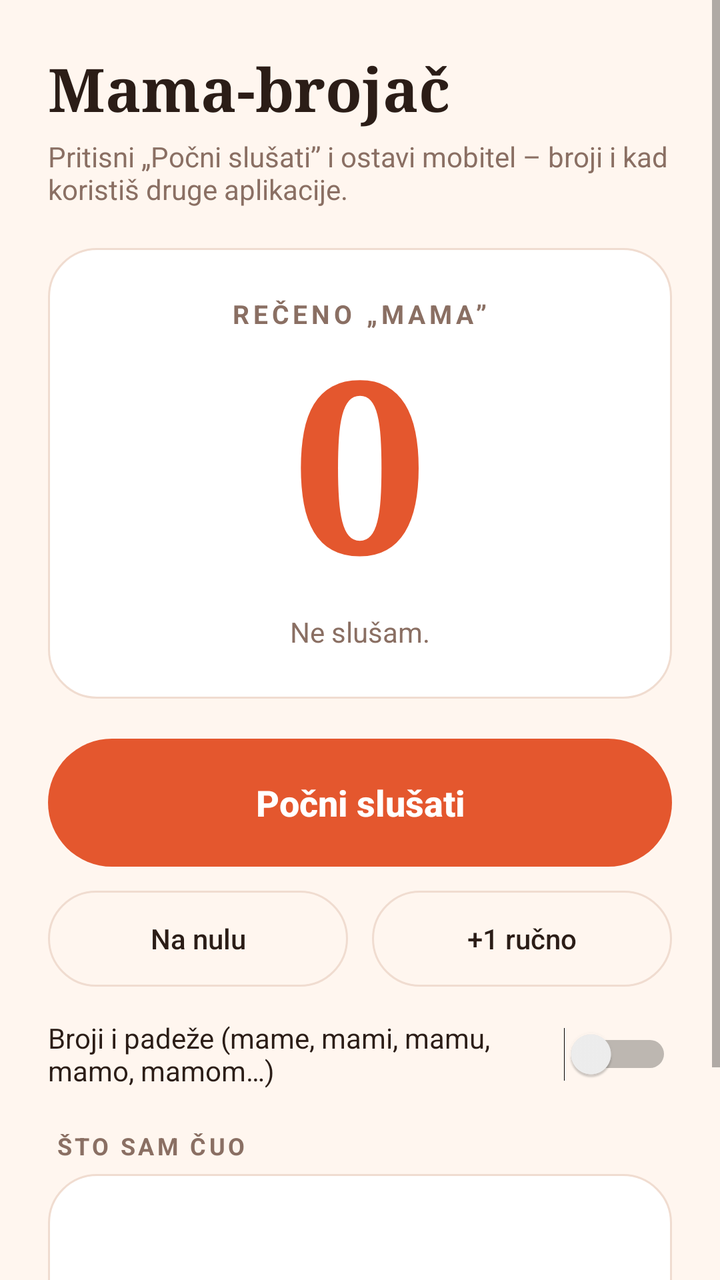
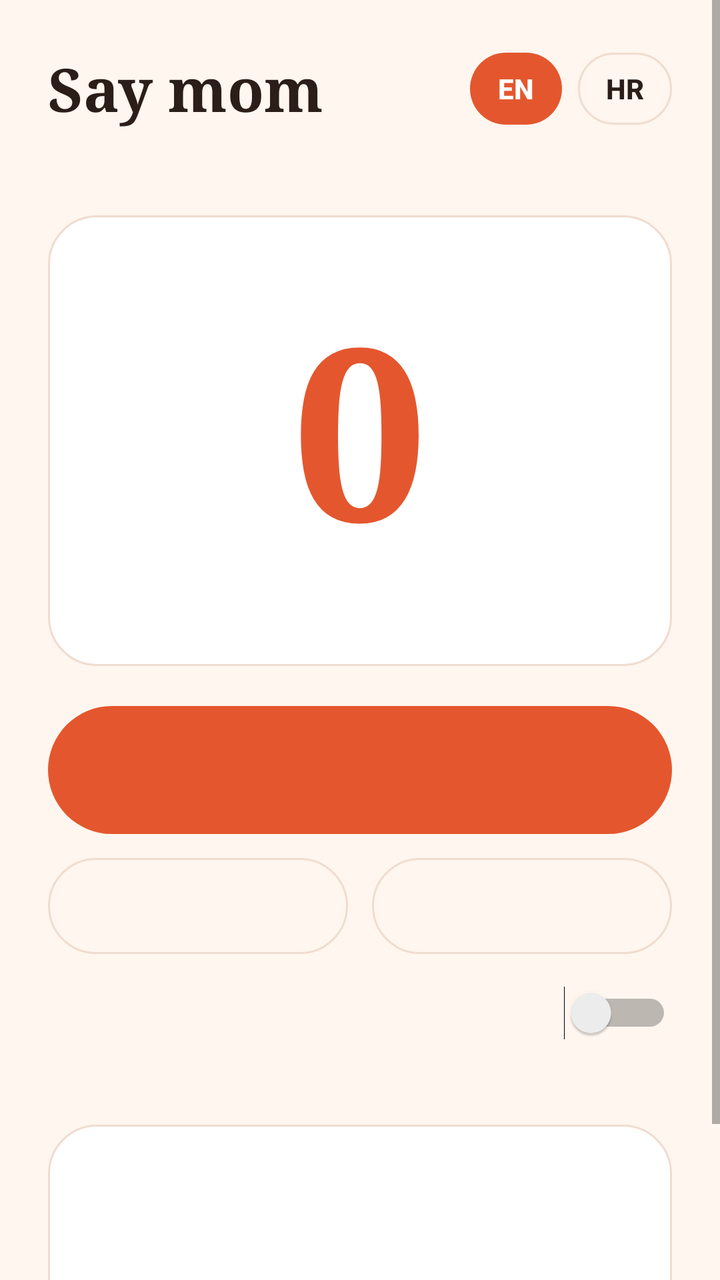

The first picture is an Android layout as it rendered before a commit; the second is the same layout after the commit. The layout source and the unified diff follow.
<!-- AndroidManifest.xml: application theme AppTheme -->
<!-- res/layout/activity_main.xml -->
<?xml version="1.0" encoding="utf-8"?>
<ScrollView xmlns:android="http://schemas.android.com/apk/res/android"
    android:layout_width="match_parent"
    android:layout_height="match_parent"
    android:background="@color/bg"
    android:fillViewport="true">

    <LinearLayout
        android:layout_width="match_parent"
        android:layout_height="wrap_content"
        android:orientation="vertical"
        android:padding="24dp">

        <TextView
            android:layout_width="match_parent"
            android:layout_height="wrap_content"
            android:fontFamily="serif"
            android:text="Mama-brojač"
            android:textColor="@color/ink"
            android:textSize="30sp"
            android:textStyle="bold" />

        <TextView
            android:layout_width="match_parent"
            android:layout_height="wrap_content"
            android:layout_marginTop="4dp"
            android:text="Pritisni „Počni slušati” i ostavi mobitel – broji i kad koristiš druge aplikacije."
            android:textColor="@color/muted"
            android:textSize="14sp" />

        <LinearLayout
            android:layout_width="match_parent"
            android:layout_height="wrap_content"
            android:layout_marginTop="20dp"
            android:background="@drawable/card"
            android:gravity="center_horizontal"
            android:orientation="vertical"
            android:padding="24dp">

            <TextView
                android:layout_width="wrap_content"
                android:layout_height="wrap_content"
                android:letterSpacing="0.15"
                android:text="REČENO „MAMA”"
                android:textColor="@color/muted"
                android:textSize="13sp"
                android:textStyle="bold" />

            <TextView
                android:id="@+id/count"
                android:layout_width="wrap_content"
                android:layout_height="wrap_content"
                android:fontFamily="serif"
                android:includeFontPadding="false"
                android:text="0"
                android:textColor="@color/accent"
                android:textSize="120sp"
                android:textStyle="bold" />

            <TextView
                android:id="@+id/status"
                android:layout_width="wrap_content"
                android:layout_height="wrap_content"
                android:gravity="center"
                android:text="Ne slušam."
                android:textColor="@color/muted"
                android:textSize="14sp" />
        </LinearLayout>

        <Button
            android:id="@+id/toggle"
            android:layout_width="match_parent"
            android:layout_height="64dp"
            android:layout_marginTop="20dp"
            android:background="@drawable/btn_accent"
            android:stateListAnimator="@null"
            android:text="Počni slušati"
            android:textAllCaps="false"
            android:textColor="#FFFFFF"
            android:textSize="18sp"
            android:textStyle="bold" />

        <LinearLayout
            android:layout_width="match_parent"
            android:layout_height="wrap_content"
            android:layout_marginTop="12dp"
            android:orientation="horizontal">

            <Button
                android:id="@+id/reset"
                android:layout_width="0dp"
                android:layout_height="48dp"
                android:layout_weight="1"
                android:background="@drawable/btn_ghost"
                android:stateListAnimator="@null"
                android:text="Na nulu"
                android:textAllCaps="false"
                android:textColor="@color/ink" />

            <Button
                android:id="@+id/plus"
                android:layout_width="0dp"
                android:layout_height="48dp"
                android:layout_marginStart="12dp"
                android:layout_weight="1"
                android:background="@drawable/btn_ghost"
                android:stateListAnimator="@null"
                android:text="+1 ručno"
                android:textAllCaps="false"
                android:textColor="@color/ink" />
        </LinearLayout>

        <Switch
            android:id="@+id/forms"
            android:layout_width="match_parent"
            android:layout_height="wrap_content"
            android:layout_marginTop="16dp"
            android:text="Broji i padeže (mame, mami, mamu, mamo, mamom…)"
            android:textColor="@color/ink"
            android:textSize="14sp" />

        <TextView
            android:layout_width="wrap_content"
            android:layout_height="wrap_content"
            android:layout_marginTop="20dp"
            android:layout_marginStart="4dp"
            android:letterSpacing="0.12"
            android:text="ŠTO SAM ČUO"
            android:textColor="@color/muted"
            android:textSize="12sp"
            android:textStyle="bold" />

        <TextView
            android:id="@+id/heard"
            android:layout_width="match_parent"
            android:layout_height="wrap_content"
            android:layout_marginTop="6dp"
            android:background="@drawable/card"
            android:lineSpacingMultiplier="1.3"
            android:minHeight="110dp"
            android:padding="16dp"
            android:textColor="@color/ink"
            android:textSize="16sp" />

        <Button
            android:id="@+id/battery"
            android:layout_width="match_parent"
            android:layout_height="wrap_content"
            android:layout_marginTop="20dp"
            android:background="@drawable/btn_ghost"
            android:minHeight="48dp"
            android:padding="12dp"
            android:stateListAnimator="@null"
            android:text="Dopusti rad u pozadini (isključi štednju baterije)"
            android:textAllCaps="false"
            android:textColor="@color/accent"
            android:visibility="gone" />

        <TextView
            android:layout_width="match_parent"
            android:layout_height="wrap_content"
            android:layout_marginTop="16dp"
            android:gravity="center"
            android:text="Dok sluša, u obavijestima stoji „Mama-brojač”. Zvuk se ne sprema."
            android:textColor="@color/muted"
            android:textSize="12sp" />
    </LinearLayout>
</ScrollView>
<!-- resources referenced by this layout -->
<resources>
  <color name="accent">#E4572E</color>
  <color name="bg">#FFF6EF</color>
  <color name="ink">#2B1D17</color>
  <color name="muted">#8A6F63</color>
  <!-- drawable btn_accent (drawable) -->
  <?xml version="1.0" encoding="utf-8"?>
  <ripple xmlns:android="http://schemas.android.com/apk/res/android" android:color="#33FFFFFF">
      <item>
          <shape android:shape="rectangle">
              <solid android:color="@color/accent" />
              <corners android:radius="32dp" />
          </shape>
      </item>
  </ripple>
  <!-- drawable btn_ghost (drawable) -->
  <?xml version="1.0" encoding="utf-8"?>
  <ripple xmlns:android="http://schemas.android.com/apk/res/android" android:color="#22E4572E">
      <item>
          <shape android:shape="rectangle">
              <solid android:color="@color/bg" />
              <stroke android:width="1dp" android:color="@color/line" />
              <corners android:radius="32dp" />
          </shape>
      </item>
  </ripple>
  <!-- drawable card (drawable) -->
  <?xml version="1.0" encoding="utf-8"?>
  <shape xmlns:android="http://schemas.android.com/apk/res/android" android:shape="rectangle">
      <solid android:color="@color/card" />
      <stroke android:width="1dp" android:color="@color/line" />
      <corners android:radius="24dp" />
  </shape>
  <style name="AppTheme" parent="android:Theme.Material.Light.NoActionBar">
          <item name="android:colorPrimary">@color/accent</item>
          <item name="android:colorPrimaryDark">@color/bg</item>
          <item name="android:colorAccent">@color/accent</item>
          <item name="android:windowBackground">@color/bg</item>
          <item name="android:statusBarColor">@color/bg</item>
          <item name="android:navigationBarColor">@color/bg</item>
          <item name="android:windowLightStatusBar">true</item>
      </style>
  <color name="line">#F0DCD0</color>
  <color name="card">#FFFFFF</color>
</resources>

<!-- the commit's change to res/layout/activity_main.xml (unified diff, before → after) -->
@@ -11,20 +11,62 @@
         android:orientation="vertical"
         android:padding="24dp">
 
-        <TextView
-            android:layout_width="match_parent"
-            android:layout_height="wrap_content"
-            android:fontFamily="serif"
-            android:text="Mama-brojač"
-            android:textColor="@color/ink"
-            android:textSize="30sp"
-            android:textStyle="bold" />
-
-        <TextView
+        <LinearLayout
+            android:layout_width="match_parent"
+            android:layout_height="wrap_content"
+            android:gravity="center_vertical"
+            android:orientation="horizontal">
+
+            <TextView
+                android:layout_width="0dp"
+                android:layout_height="wrap_content"
+                android:layout_weight="1"
+                android:fontFamily="serif"
+                android:text="Say mom"
+                android:textColor="@color/ink"
+                android:textSize="30sp"
+                android:textStyle="bold" />
+
+            <Button
+                android:id="@+id/lang_en"
+                android:layout_width="wrap_content"
+                android:layout_height="36dp"
+                android:background="@drawable/btn_accent"
+                android:minWidth="0dp"
+                android:minHeight="0dp"
+                android:paddingStart="14dp"
+                android:paddingEnd="14dp"
+                android:stateListAnimator="@null"
+                android:text="EN"
+                android:textAllCaps="false"
+                android:textColor="#FFFFFF"
+                android:textSize="14sp"
+                android:textStyle="bold" />
+
+            <Button
+                android:id="@+id/lang_hr"
+                android:layout_width="wrap_content"
+                android:layout_height="36dp"
+                android:layout_marginStart="8dp"
+                android:background="@drawable/btn_ghost"
+                android:minWidth="0dp"
+                android:minHeight="0dp"
+                android:paddingStart="14dp"
+                android:paddingEnd="14dp"
+                android:stateListAnimator="@null"
+                android:text="HR"
+                android:textAllCaps="false"
+                android:textColor="@color/ink"
+                android:textSize="14sp"
+                android:textStyle="bold" />
+        </LinearLayout>
+
+        <TextView
+            android:id="@+id/subtitle"
             android:layout_width="match_parent"
             android:layout_height="wrap_content"
             android:layout_marginTop="4dp"
-            android:text="Pritisni „Počni slušati” i ostavi mobitel – broji i kad koristiš druge aplikacije."
+            android:text=""
             android:textColor="@color/muted"
             android:textSize="14sp" />
 
@@ -38,10 +80,11 @@
             android:padding="24dp">
 
             <TextView
+                android:id="@+id/label"
                 android:layout_width="wrap_content"
                 android:layout_height="wrap_content"
                 android:letterSpacing="0.15"
-                android:text="REČENO „MAMA”"
+                android:text=""
                 android:textColor="@color/muted"
                 android:textSize="13sp"
                 android:textStyle="bold" />
@@ -62,7 +105,7 @@
                 android:layout_width="wrap_content"
                 android:layout_height="wrap_content"
                 android:gravity="center"
-                android:text="Ne slušam."
+                android:text=""
                 android:textColor="@color/muted"
                 android:textSize="14sp" />
         </LinearLayout>
@@ -74,7 +117,7 @@
             android:layout_marginTop="20dp"
             android:background="@drawable/btn_accent"
             android:stateListAnimator="@null"
-            android:text="Počni slušati"
+            android:text=""
             android:textAllCaps="false"
             android:textColor="#FFFFFF"
             android:textSize="18sp"
@@ -93,7 +136,7 @@
                 android:layout_weight="1"
                 android:background="@drawable/btn_ghost"
                 android:stateListAnimator="@null"
-                android:text="Na nulu"
+                android:text=""
                 android:textAllCaps="false"
                 android:textColor="@color/ink" />
 
@@ -105,7 +148,7 @@
                 android:layout_weight="1"
                 android:background="@drawable/btn_ghost"
                 android:stateListAnimator="@null"
-                android:text="+1 ručno"
+                android:text=""
                 android:textAllCaps="false"
                 android:textColor="@color/ink" />
         </LinearLayout>
@@ -115,17 +158,18 @@
             android:layout_width="match_parent"
             android:layout_height="wrap_content"
             android:layout_marginTop="16dp"
-            android:text="Broji i padeže (mame, mami, mamu, mamo, mamom…)"
+            android:text=""
             android:textColor="@color/ink"
             android:textSize="14sp" />
 
         <TextView
+            android:id="@+id/heard_label"
             android:layout_width="wrap_content"
             android:layout_height="wrap_content"
             android:layout_marginTop="20dp"
             android:layout_marginStart="4dp"
             android:letterSpacing="0.12"
-            android:text="ŠTO SAM ČUO"
+            android:text=""
             android:textColor="@color/muted"
             android:textSize="12sp"
             android:textStyle="bold" />
@@ -151,17 +195,18 @@
             android:minHeight="48dp"
             android:padding="12dp"
             android:stateListAnimator="@null"
-            android:text="Dopusti rad u pozadini (isključi štednju baterije)"
+            android:text=""
             android:textAllCaps="false"
             android:textColor="@color/accent"
             android:visibility="gone" />
 
         <TextView
+            android:id="@+id/footer"
             android:layout_width="match_parent"
             android:layout_height="wrap_content"
             android:layout_marginTop="16dp"
             android:gravity="center"
-            android:text="Dok sluša, u obavijestima stoji „Mama-brojač”. Zvuk se ne sprema."
+            android:text=""
             android:textColor="@color/muted"
             android:textSize="12sp" />
     </LinearLayout>
